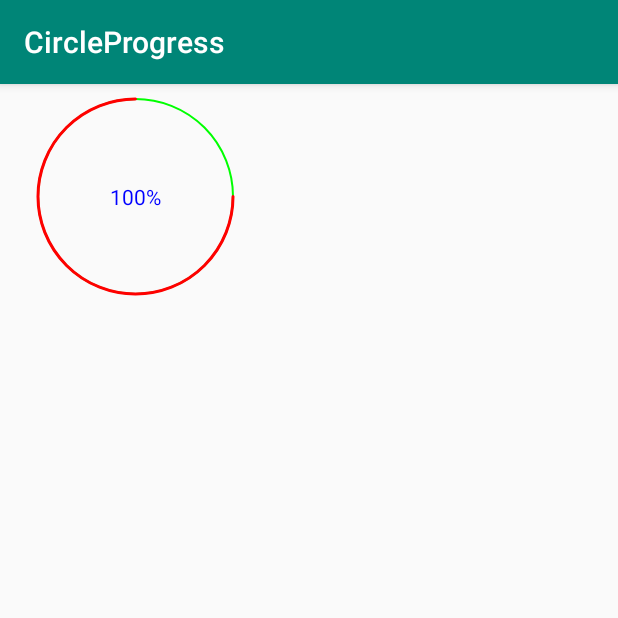
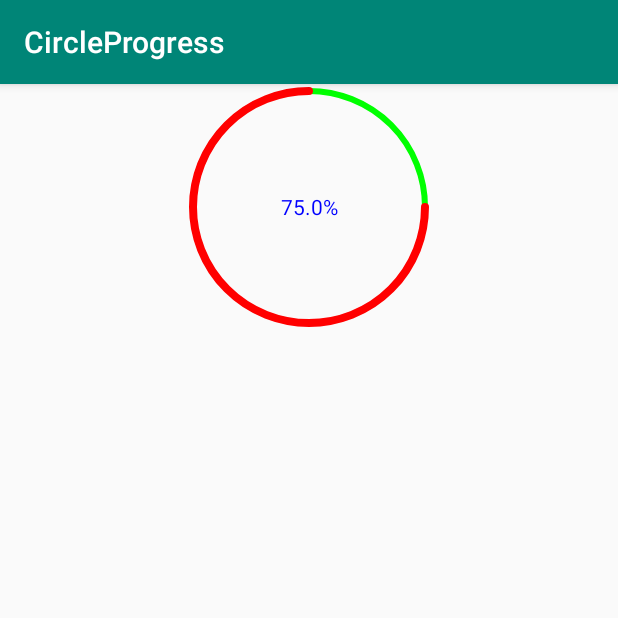
Before and after one commit to linkdevelopment/CircleProgress_Android, an Android app: the screen it shows after launch (MainActivity), on a phone screen of 412 x 824 dp, the top half of it. Run offline under Robolectric (Android 15) with nearby library versions, the phone set to English and light mode, and no system bars.

Commit message:
add startAngle property ,progress directioon ,text and show decimals and showPercentage

```diff
--- a/app/src/main/java/com/linkdev/circleprogress/CircularProgress.kt
+++ b/app/src/main/java/com/linkdev/circleprogress/CircularProgress.kt
@@ -10,16 +10,12 @@ import android.util.AttributeSet
 import android.util.TypedValue
 import android.view.View
 import androidx.annotation.DimenRes
-import androidx.annotation.IntegerRes
 import androidx.core.content.res.ResourcesCompat
-import androidx.core.view.marginLeft
-import androidx.core.view.marginTop
 
 class CircularProgress(context: Context?, attrs: AttributeSet?) :
     View(context, attrs) {
     companion object {
         const val DEFAULT_TEXT_SIZE = 14f
-        const val DEFAULT_DIAMETER = 64f
         const val DEFAULT_STROKE_WIDTH = 4f
         const val DEFAULT_CIRCLE_PADDING = 5f
         const val MAX = 100
@@ -41,7 +37,6 @@ class CircularProgress(context: Context?, attrs: AttributeSet?) :
     @DimenRes
     private var textSize: Int = 0
 
-    @IntegerRes
     private var max: Int = MAX
     private var progress = 0f
     private var diameter: Float = 0f
@@ -49,10 +44,16 @@ class CircularProgress(context: Context?, attrs: AttributeSet?) :
     private val textPaint = TextPaint()
     private val backGroundPaint = Paint()
     private val progressPaint = Paint()
-    private var defaultDiameter: Float = 0f
     private var defaultCirclePadding: Float = 0f
     private var defaultStrokeWidth: Float = 0f
     private var defaultTextSize: Float = 0f
+    private var startAngle: Float = 0f
+    private var progressDirection: Float = 1f
+    private var squareCap: Boolean = false
+    private var showDecimals: Boolean = false
+    private var showPercentage: Boolean = true
+
+    private var text: String? = ""
 
     private val textRect by lazy { Rect() }
     private var progressRect: RectF? = null
@@ -60,11 +61,7 @@ class CircularProgress(context: Context?, attrs: AttributeSet?) :
     init {
 
         val attributes = context?.obtainStyledAttributes(attrs, R.styleable.CircularProgress)
-        defaultDiameter = TypedValue.applyDimension(
-            TypedValue.COMPLEX_UNIT_DIP,
-            DEFAULT_DIAMETER,
-            resources.displayMetrics
-        )
+
 
         defaultCirclePadding = TypedValue.applyDimension(
             TypedValue.COMPLEX_UNIT_DIP,
@@ -84,8 +81,12 @@ class CircularProgress(context: Context?, attrs: AttributeSet?) :
             resources.displayMetrics
         )
 
+
         attributes?.let {
             showText = it.getBoolean(R.styleable.CircularProgress_showText, true)
+            startAngle = it.getInt(R.styleable.CircularProgress_startAngle, 0).toFloat()
+            progressDirection =
+                it.getInt(R.styleable.CircularProgress_progressDirection, 1).toFloat()
             max = it.getInteger(R.styleable.CircularProgress_max, MAX)
             bgColor = it.getInt(
                 R.styleable.CircularProgress_bgColor, ResourcesCompat.getColor(
@@ -116,11 +117,19 @@ class CircularProgress(context: Context?, attrs: AttributeSet?) :
                 R.styleable.CircularProgress_android_textSize,
                 defaultTextSize.toInt()
             )
-            diameter = it.getDimension(R.styleable.CircularProgress_diameter, defaultDiameter)
-            circlePadding =
-                it.getDimension(R.styleable.CircularProgress_circlePadding, defaultCirclePadding)
-                    .toInt()
+
+            squareCap = it.getBoolean(R.styleable.CircularProgress_squareCap, false)
+
+            showDecimals = it.getBoolean(R.styleable.CircularProgress_showDecimals, false)
+
+            showPercentage = it.getBoolean(R.styleable.CircularProgress_showPercentage, true)
+
+            text = it.getString(R.styleable.CircularProgress_android_text)
         }
+
+        circlePadding =
+            defaultCirclePadding
+                .toInt()
 
         textPaint.color = textColor
         textPaint.isAntiAlias = true
@@ -136,7 +145,7 @@ class CircularProgress(context: Context?, attrs: AttributeSet?) :
         progressPaint.color = progressColor
         progressPaint.isAntiAlias = true
         progressPaint.style = Paint.Style.STROKE
-        progressPaint.strokeCap = Paint.Cap.ROUND
+        progressPaint.strokeCap = if (squareCap) Paint.Cap.SQUARE else Paint.Cap.ROUND
         progressPaint.strokeWidth = progressStrokeWidth.toFloat()
         progressRect = RectF()
 
@@ -147,24 +156,24 @@ class CircularProgress(context: Context?, attrs: AttributeSet?) :
     override fun onDraw(canvas: Canvas?) {
         super.onDraw(canvas)
         progressRect?.set(
-            circlePadding.toFloat()
-            , circlePadding.toFloat(),
-            width.toFloat().minus(circlePadding),
-            height.toFloat().minus(circlePadding)
+            circlePadding.toFloat() + paddingLeft
+            , circlePadding.toFloat() + paddingTop,
+            width.toFloat().minus(circlePadding + paddingRight),
+            height.toFloat().minus(circlePadding + paddingBottom)
         )
 
-        val radius = (width.toFloat().minus(circlePadding*2)).div(2)
-        val centerPoint = radius  + circlePadding
+        val radius = (width.toFloat().minus(circlePadding * 2)).div(2)
+        val centerPoint = radius + circlePadding
         canvas?.drawCircle(centerPoint, centerPoint, radius, backGroundPaint)
         canvas?.drawArc(
-            progressRect!!, 0f, (75f / max) * 360, false,
+            progressRect!!, startAngle, (progress / max) * (360 * progressDirection), false,
             progressPaint
         )
         if (showText) {
 
             textPaint.getTextBounds("0", 0, 1, textRect)
             canvas?.drawText(
-                "${progress.toInt()}%",
+                getText(),
                 centerPoint,
                 centerPoint + (textRect.height() shr 1),
                 textPaint
@@ -174,15 +183,80 @@ class CircularProgress(context: Context?, attrs: AttributeSet?) :
 
     }
 
+    private fun getText(): String {
+
+        if (!text.isNullOrEmpty())
+            return text!!
+        val format: String =
+            if (showPercentage) {
+                "%s%%"
+            } else
+                "%s"
+        return if (showDecimals) {
+            String.format(format, progress.toString())
+        } else
+            String.format(format, progress.toInt().toString())
+    }
+
     override fun onMeasure(widthMeasureSpec: Int, heightMeasureSpec: Int) {
         val size = this.diameter.toInt() + this.circlePadding * 2
         this.setMeasuredDimension(widthMeasureSpec, heightMeasureSpec)
     }
 
+    fun setShowText(mShowText: Boolean) {
+        showText = mShowText
+        postInvalidate()
+    }
+
     fun setProgress(mProgress: Float) {
         progress = mProgress
-        invalidate()
+        if (mProgress > max) {
+            progress = progress.rem(max)
+        }
+        postInvalidate()
     }
 
+    fun setBgColor(mBgColor: Int) {
+        bgColor = mBgColor
+        postInvalidate()
+    }
+
+    fun setBgStrokeWidth(mBgStrokeWidth: Int) {
+        bgStrokeWidth = mBgStrokeWidth
+        postInvalidate()
+    }
+
+    fun setProgressColor(mProgressColor: Int) {
+        progressColor = mProgressColor
+        postInvalidate()
+    }
+
+    fun setProgressStrokeWidth(mProgressStrokeWidth: Int) {
+        progressStrokeWidth = mProgressStrokeWidth
+        postInvalidate()
+    }
+
+    fun setTextColor(mTextColor: Int) {
+        textColor = mTextColor
+        postInvalidate()
+    }
+
+    fun setTextSize(mTextSize: Int) {
+        textSize = mTextSize
+        postInvalidate()
+    }
+
+    fun setMax(mMax: Int) {
+        if (mMax > 0) {
+            max = mMax
+        }
+        postInvalidate()
+    }
+
+    fun setSquareCap(mSquareCap: Boolean) {
+        squareCap = mSquareCap
+        progressPaint.strokeCap = if (squareCap) Paint.Cap.SQUARE else Paint.Cap.ROUND
+        postInvalidate()
+    }
 
 }
--- a/app/src/main/java/com/linkdev/circleprogress/MainActivity.kt
+++ b/app/src/main/java/com/linkdev/circleprogress/MainActivity.kt
@@ -2,6 +2,7 @@ package com.linkdev.circleprogress
 
 import androidx.appcompat.app.AppCompatActivity
 import android.os.Bundle
+import android.widget.Button
 import kotlinx.android.synthetic.main.activity_main.*
 
 class MainActivity : AppCompatActivity() {
@@ -9,6 +10,7 @@ class MainActivity : AppCompatActivity() {
     override fun onCreate(savedInstanceState: Bundle?) {
         super.onCreate(savedInstanceState)
         setContentView(R.layout.activity_main)
-        progress_circular.setProgress(100f)
+        progress_circular.setProgress(75f)
+
     }
 }
--- a/app/src/main/res/layout/activity_main.xml
+++ b/app/src/main/res/layout/activity_main.xml
@@ -3,22 +3,27 @@
     xmlns:app="http://schemas.android.com/apk/res-auto"
     xmlns:tools="http://schemas.android.com/tools"
     android:layout_width="match_parent"
+    android:layout_height="match_parent"
     android:orientation="vertical"
-    android:layout_height="match_parent"
     tools:context=".MainActivity">
 
 
     <com.linkdev.circleprogress.CircularProgress
         android:id="@+id/progress_circular"
-        android:layout_width="150dp"
-        android:layout_height="150dp"
-        android:layout_marginStart="15dp"
+        android:layout_width="164dp"
+        android:layout_height="164dp"
+        android:layout_gravity="center_horizontal"
+        android:text=""
         android:textColor="#0000ff"
-        app:bgColor="#00ff00"
-        app:bgStrokeWidth="1dp"
-        app:circlePadding="10dp"
+        app:bgColor="@color/green"
+        app:bgStrokeWidth="4dp"
         app:progressColor="#FF0000"
-        app:progressStrokeWidth="2dp"
-        app:showText="true" />
+        app:progressDirection="WithClockWise"
+        app:progressStrokeWidth="5dp"
+        app:showDecimals="true"
+        app:showPercentage="true"
+        app:showText="true"
+        app:squareCap="false"
+        app:startAngle="Right" />
 
 </LinearLayout>
--- a/app/src/main/res/values/colors.xml
+++ b/app/src/main/res/values/colors.xml
@@ -5,4 +5,5 @@
     <color name="colorAccent">#D81B60</color>
     <color name="black">#000000</color>
     <color name="gray">#797474</color>
+    <color name="green">#00ff00</color>
 </resources>
```
Also changed, not shown: app/src/main/res/values/attrs.xml (+19 -3 lines).
